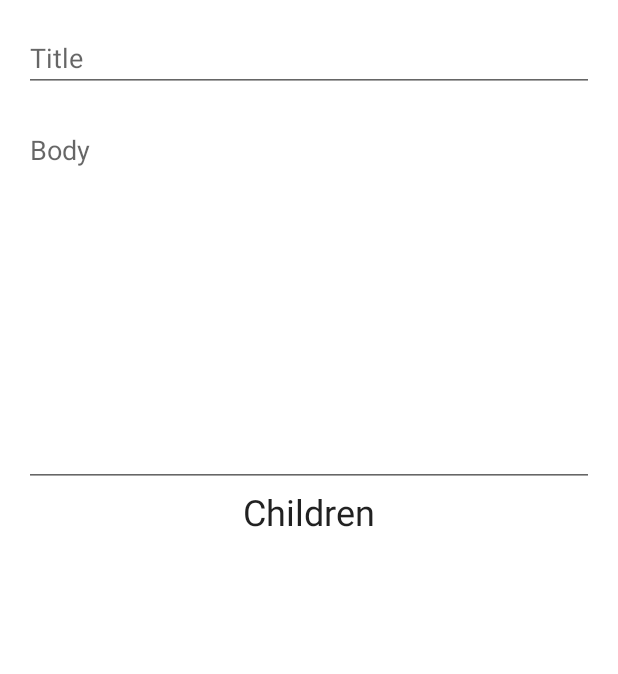
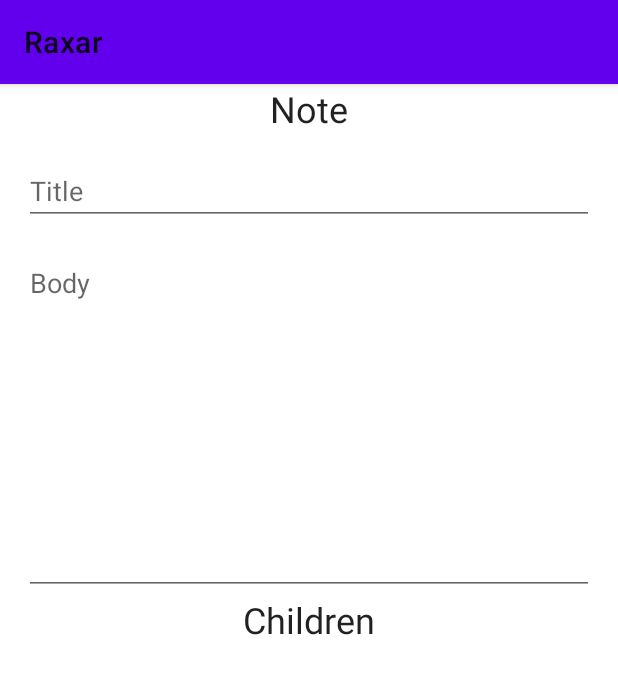
Before and after one commit to star4z/Raxar, an Android app: the screen it shows after launch (MainActivity), after a tap on "ADD A NOTE", on a phone screen of 412 x 824 dp. Shown: the top 674 px of the screen. Run offline under Robolectric (Android 15) with nearby library versions, the phone set to English and light mode, and no system bars; our stand-ins replace Dagger/Hilt's generated code, Room's generated code; libraries missing offline, so code that uses them is left out: androidx.hilt.lifecycle.

Commit message:
Updates UI style

```diff
--- a/app/src/main/res/layout/note_detail_fragment.xml
+++ b/app/src/main/res/layout/note_detail_fragment.xml
@@ -11,6 +11,16 @@
         android:layout_width="match_parent"
         android:layout_height="wrap_content">
 
+        <com.google.android.material.textview.MaterialTextView
+            android:id="@+id/note_header"
+            style="@style/TextAppearance.MaterialComponents.Headline5"
+            android:layout_width="wrap_content"
+            android:layout_height="wrap_content"
+            android:text="@string/note_title"
+            app:layout_constraintEnd_toEndOf="parent"
+            app:layout_constraintStart_toStartOf="parent"
+            app:layout_constraintTop_toTopOf="parent" />
+
         <com.google.android.material.textfield.TextInputEditText
             android:id="@+id/title"
             android:layout_width="match_parent"
@@ -19,7 +29,7 @@
             android:hint="@string/title"
             app:layout_constraintEnd_toEndOf="parent"
             app:layout_constraintStart_toStartOf="parent"
-            app:layout_constraintTop_toTopOf="parent" />
+            app:layout_constraintTop_toBottomOf="@id/note_header" />
 
         <com.google.android.material.textfield.TextInputEditText
             android:id="@+id/body"
--- a/app/src/main/res/values/strings.xml
+++ b/app/src/main/res/values/strings.xml
@@ -4,4 +4,5 @@
     <string name="title">Title</string>
     <string name="body">Body</string>
     <string name="children_title">Children</string>
+    <string name="note_title">Note</string>
 </resources>
--- a/app/src/main/res/values/styles.xml
+++ b/app/src/main/res/values/styles.xml
@@ -1,6 +1,6 @@
 <resources>
     <!-- Base application theme. -->
-    <style name="AppTheme" parent="Theme.MaterialComponents.DayNight.NoActionBar">
+    <style name="AppTheme" parent="Theme.MaterialComponents.DayNight">
         <!-- Customize your theme here. -->
         <item name="colorPrimary">@color/colorPrimary</item>
         <item name="colorPrimaryDark">@color/colorPrimaryDark</item>
```
